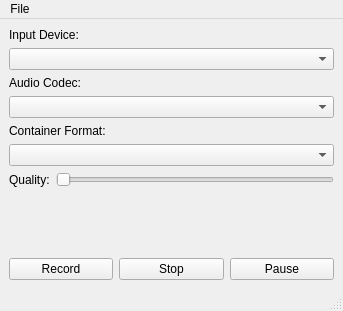
qtproject/qt-mobility, file examples/cameracapture/cameracapture.ui: the form before one commit.
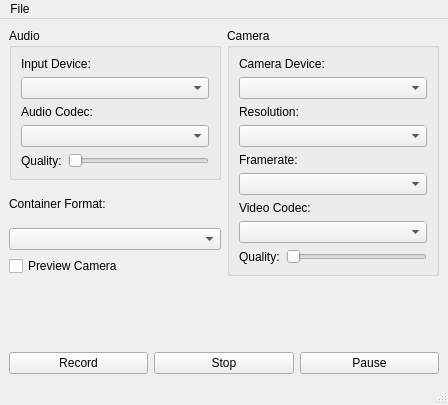
The form after the commit.

Commit message: added more camera specific UI/controls to camera capture example

Patch:
```diff
--- a/examples/cameracapture/cameracapture.ui
+++ b/examples/cameracapture/cameracapture.ui
@@ -6,60 +6,139 @@
    <rect>
     <x>0</x>
     <y>0</y>
-    <width>343</width>
-    <height>311</height>
+    <width>448</width>
+    <height>405</height>
    </rect>
   </property>
   <property name="windowTitle">
    <string>MainWindow</string>
   </property>
   <widget class="QWidget" name="centralwidget">
-   <layout class="QGridLayout" name="gridLayout">
-    <item row="0" column="0" colspan="2">
-     <widget class="QLabel" name="label">
-      <property name="text">
-       <string>Input Device:</string>
+   <layout class="QGridLayout" name="gridLayout_3">
+    <item row="0" column="0">
+     <widget class="QGroupBox" name="groupBox">
+      <property name="title">
+       <string>Audio</string>
       </property>
+      <layout class="QGridLayout" name="gridLayout">
+       <item row="0" column="0" colspan="2">
+        <widget class="QLabel" name="label">
+         <property name="text">
+          <string>Input Device:</string>
+         </property>
+        </widget>
+       </item>
+       <item row="1" column="0" colspan="2">
+        <widget class="QComboBox" name="audioInputDeviceBox"/>
+       </item>
+       <item row="2" column="0" colspan="2">
+        <widget class="QLabel" name="label_2">
+         <property name="text">
+          <string>Audio Codec:</string>
+         </property>
+        </widget>
+       </item>
+       <item row="3" column="0" colspan="2">
+        <widget class="QComboBox" name="audioCodecBox"/>
+       </item>
+       <item row="4" column="0">
+        <widget class="QLabel" name="label_3">
+         <property name="text">
+          <string>Quality:</string>
+         </property>
+        </widget>
+       </item>
+       <item row="4" column="1">
+        <widget class="QSlider" name="audioQualitySlider">
+         <property name="orientation">
+          <enum>Qt::Horizontal</enum>
+         </property>
+        </widget>
+       </item>
+      </layout>
      </widget>
     </item>
-    <item row="1" column="0" colspan="2">
-     <widget class="QComboBox" name="inputDeviceBox"/>
-    </item>
-    <item row="2" column="0" colspan="2">
-     <widget class="QLabel" name="label_2">
-      <property name="text">
-       <string>Audio Codec:</string>
+    <item row="0" column="1" rowspan="4">
+     <widget class="QGroupBox" name="groupBox_2">
+      <property name="title">
+       <string>Camera</string>
       </property>
+      <layout class="QGridLayout" name="gridLayout_2">
+       <item row="0" column="0" colspan="2">
+        <widget class="QLabel" name="label_5">
+         <property name="text">
+          <string>Camera Device:</string>
+         </property>
+        </widget>
+       </item>
+       <item row="1" column="0" colspan="2">
+        <widget class="QComboBox" name="cameraDeviceBox"/>
+       </item>
+       <item row="2" column="0" colspan="2">
+        <widget class="QLabel" name="label_8">
+         <property name="text">
+          <string>Resolution:</string>
+         </property>
+        </widget>
+       </item>
+       <item row="3" column="0" colspan="2">
+        <widget class="QComboBox" name="comboBox"/>
+       </item>
+       <item row="4" column="0" colspan="2">
+        <widget class="QLabel" name="label_9">
+         <property name="text">
+          <string>Framerate:</string>
+         </property>
+        </widget>
+       </item>
+       <item row="5" column="0" colspan="2">
+        <widget class="QComboBox" name="comboBox_2"/>
+       </item>
+       <item row="6" column="0" colspan="2">
+        <widget class="QLabel" name="label_6">
+         <property name="text">
+          <string>Video Codec:</string>
+         </property>
+        </widget>
+       </item>
+       <item row="7" column="0" colspan="2">
+        <widget class="QComboBox" name="videoCodecBox"/>
+       </item>
+       <item row="8" column="0">
+        <widget class="QLabel" name="label_7">
+         <property name="text">
+          <string>Quality:</string>
+         </property>
+        </widget>
+       </item>
+       <item row="8" column="1">
+        <widget class="QSlider" name="videoQualitySlider">
+         <property name="orientation">
+          <enum>Qt::Horizontal</enum>
+         </property>
+        </widget>
+       </item>
+      </layout>
      </widget>
     </item>
-    <item row="3" column="0" colspan="2">
-     <widget class="QComboBox" name="audioCodecBox"/>
-    </item>
-    <item row="4" column="0" colspan="2">
+    <item row="1" column="0">
      <widget class="QLabel" name="label_4">
       <property name="text">
        <string>Container Format:</string>
       </property>
      </widget>
     </item>
-    <item row="5" column="0" colspan="2">
+    <item row="2" column="0">
      <widget class="QComboBox" name="containerFormatBox"/>
     </item>
-    <item row="6" column="0">
-     <widget class="QLabel" name="label_3">
+    <item row="3" column="0">
+     <widget class="QCheckBox" name="previewCamera">
       <property name="text">
-       <string>Quality:</string>
+       <string>Preview Camera</string>
       </property>
      </widget>
     </item>
-    <item row="6" column="1">
-     <widget class="QSlider" name="qualitySlider">
-      <property name="orientation">
-       <enum>Qt::Horizontal</enum>
-      </property>
-     </widget>
-    </item>
-    <item row="7" column="0">
+    <item row="4" column="0">
      <spacer name="verticalSpacer">
       <property name="orientation">
        <enum>Qt::Vertical</enum>
@@ -72,7 +151,7 @@
       </property>
      </spacer>
     </item>
-    <item row="8" column="0" colspan="2">
+    <item row="5" column="0" colspan="2">
      <layout class="QHBoxLayout" name="horizontalLayout">
       <item>
        <widget class="QPushButton" name="recordButton">
@@ -104,7 +183,7 @@
     <rect>
      <x>0</x>
      <y>0</y>
-     <width>343</width>
+     <width>448</width>
      <height>27</height>
     </rect>
    </property>
```
Left out of the diff: 108 changed lines with no effect on the pictures. The commit also changes 3 other files.
